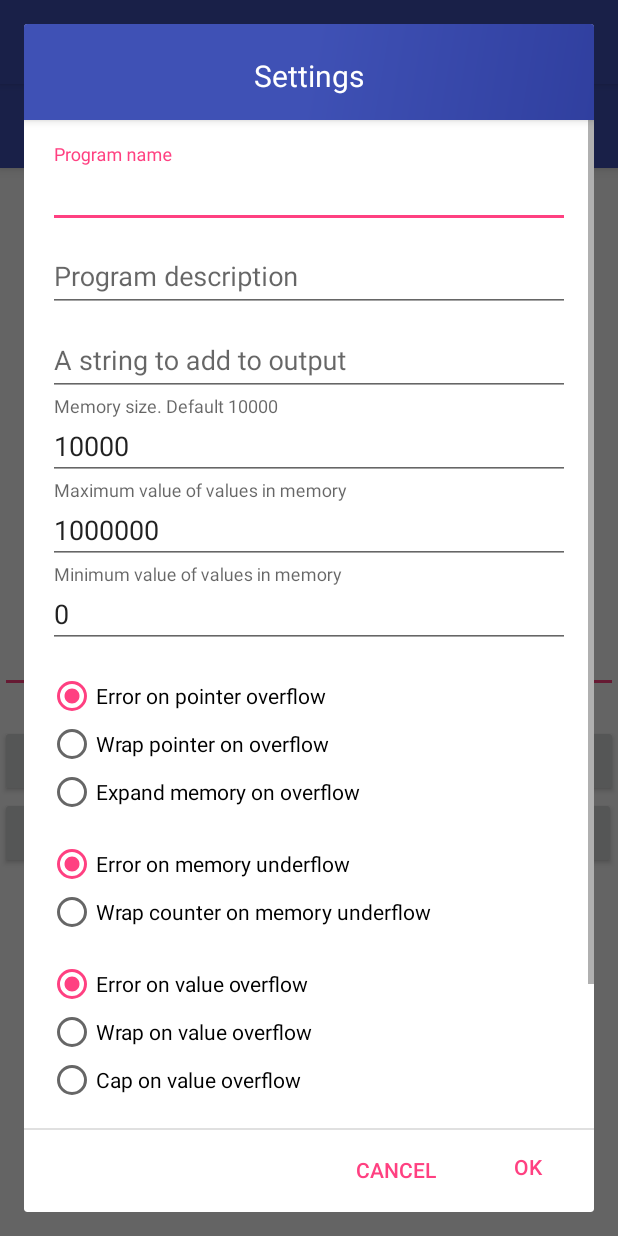
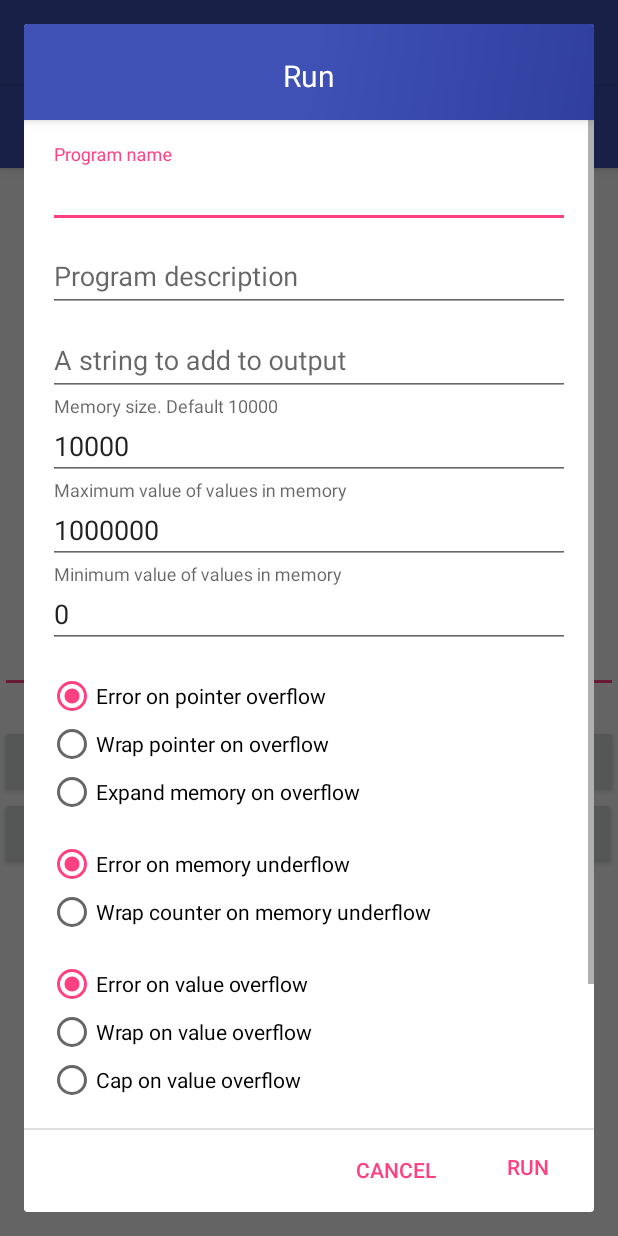
Before and after one commit to tpb1908/Brainfuck_App, an Android app: the Editor screen opened directly, with no data from a screen before it, after a tap on an icon or button, on a phone screen of 412 x 824 dp. Run offline under Robolectric (Android 15) with nearby library versions, the phone set to English and light mode, and no system bars; 2 other taps on this screen came first.

```diff
--- a/app/src/main/AndroidManifest.xml
+++ b/app/src/main/AndroidManifest.xml
@@ -9,7 +9,7 @@
         android:supportsRtl="true"
         android:theme="@style/AppTheme">
         <activity
-            android:name=".MainActivity"
+            android:name=".Main"
             android:label="@string/app_name"
             android:theme="@style/AppTheme.NoActionBar">
             <intent-filter>
--- a/app/src/main/java/com/tpb/brainfuck_app/Editor.java
+++ b/app/src/main/java/com/tpb/brainfuck_app/Editor.java
@@ -24,7 +24,9 @@ public class Editor extends AppCompatActivity implements SettingsDialog.Settings
     private ImageButton mKeyboardLock;
     private ImageButton mRun;
     private ImageButton mQuickRun;
+    private ImageButton mSaveButton;
     private Program program = new Program();
+    private Storage storage;
 
 
     @Override
@@ -32,11 +34,12 @@ public class Editor extends AppCompatActivity implements SettingsDialog.Settings
         super.onCreate(savedInstanceState);
         setContentView(R.layout.editor);
         setTitle("Editor");
+        storage = Storage.instance(this);
         mEditor = (EditText) findViewById(R.id.editor);
         mKeyboardLock = (ImageButton) findViewById(R.id.lock_keyboard_button);
         mRun = (ImageButton) findViewById(R.id.run_button);
         mQuickRun = (ImageButton) findViewById(R.id.quick_run_button);
-
+        mSaveButton = (ImageButton) findViewById(R.id.save_button);
 
         mEditor.setOnTouchListener(new View.OnTouchListener() {
             @Override
@@ -87,6 +90,19 @@ public class Editor extends AppCompatActivity implements SettingsDialog.Settings
             }
         });
 
+        mSaveButton.setOnClickListener(new View.OnClickListener() {
+            @Override
+            public void onClick(View view) {
+                program.prog = mEditor.getText().toString();
+                final DialogFragment dialog = new SettingsDialog();
+                final Bundle bundle = new Bundle();
+                bundle.putParcelable("prog", program);
+                bundle.putSerializable("launchType", SettingsDialog.SettingsLaunchType.SAVE);
+                dialog.setArguments(bundle);
+                dialog.show(getFragmentManager(), "");
+            }
+        });
+
     }
 
     @Override
@@ -101,8 +117,14 @@ public class Editor extends AppCompatActivity implements SettingsDialog.Settings
             final Intent i = new Intent(Editor.this, Runner.class);
             i.putExtra("prog", program);
             startActivity(i);
+        } else {
+            Log.i(TAG, "onPositiveClick: Saving program " + program);
+            if(program.id == 0) {
+                storage.add(program);
+            } else {
+                storage.update(program);
+            }
         }
-        Log.i(TAG, "onPositiveClick: "+ program.toString());
     }
 
     public void editButtonPress(View v) {
--- a/app/src/main/java/com/tpb/brainfuck_app/Program.java
+++ b/app/src/main/java/com/tpb/brainfuck_app/Program.java
@@ -7,7 +7,7 @@ import android.os.Parcelable;
  * Created by theo on 23/08/16.
  */
 public class Program implements Parcelable {
-    int id;
+    long id;
     String name;
     String desc;
     String prog;
@@ -47,7 +47,7 @@ public class Program implements Parcelable {
 
     @Override
     public void writeToParcel(Parcel dest, int flags) {
-        dest.writeInt(id);
+        dest.writeLong(id);
         dest.writeString(name);
         dest.writeString(desc);
         dest.writeString(prog);
--- a/app/src/main/java/com/tpb/brainfuck_app/SettingsDialog.java
+++ b/app/src/main/java/com/tpb/brainfuck_app/SettingsDialog.java
@@ -11,8 +11,10 @@ import android.support.design.widget.TextInputLayout;
 import android.util.Log;
 import android.view.LayoutInflater;
 import android.view.View;
+import android.widget.Button;
 import android.widget.RadioButton;
 import android.widget.RadioGroup;
+import android.widget.TextView;
 
 /**
  * Created by theo on 23/08/16.
@@ -43,6 +45,7 @@ public class SettingsDialog extends DialogFragment {
         final AlertDialog.Builder builder = new AlertDialog.Builder(getActivity());
         final LayoutInflater inflater = getActivity().getLayoutInflater();
         final View view = inflater.inflate(R.layout.dialog_settings, null);
+        final TextView mTitle = (TextView) view.findViewById(R.id.settings_title);
         final TextInputLayout mNameWrapper = (TextInputLayout) view.findViewById(R.id.name_wrapper);
         final TextInputEditText mNameInput = (TextInputEditText) view.findViewById(R.id.name_input);
         final TextInputEditText mDescInput = (TextInputEditText) view.findViewById(R.id.desc_input);
@@ -56,6 +59,42 @@ public class SettingsDialog extends DialogFragment {
         final RadioGroup mPointerUnderflowGroup = (RadioGroup) view.findViewById(R.id.pointer_underflow_behaviour);
         final RadioGroup mValueOverflowGroup = (RadioGroup) view.findViewById(R.id.value_overflow_behaviour);
         final RadioGroup mValueUnderflowGroup = (RadioGroup) view.findViewById(R.id.value_underflow_behaviour);
+        final Button mOkButton = (Button) view.findViewById(R.id.button_ok);
+        final Button mCancelBUtton = (Button) view.findViewById(R.id.button_cancel);
+
+        mLaunchType = (SettingsLaunchType) getArguments().getSerializable("launchType");
+        if(mLaunchType == SettingsLaunchType.RUN) {
+            mTitle.setText("Run");
+            mOkButton.setText("Run");
+        } else {
+            mTitle.setText("Save");
+            mOkButton.setText("Save");
+        }
+
+        mProgram = getArguments().getParcelable("prog");
+        if(mProgram != null) {
+            Log.i(TAG, "onCreateDialog: Program is not null");
+            if(mProgram.name != null && !mProgram.name.isEmpty()) {
+                mNameInput.setText(mProgram.name);
+            }
+            if(mProgram.desc != null && !mProgram.desc.isEmpty()) {
+                mDescInput.setText(mProgram.desc);
+            }
+            if(!mProgram.outputSuffix.isEmpty()) {
+                mSuffixInput.setText(mProgram.outputSuffix);
+            }
+            mSizeInput.setText(Integer.toString(mProgram.memSize));
+            mMaxInput.setText(Integer.toString(mProgram.maxValue));
+            mMinInput.setText(Integer.toString(mProgram.minValue));
+            ((RadioButton) mPointerOverflowGroup.getChildAt(mProgram.valueOverflowBehaviour)).setChecked(true);
+            ((RadioButton) mPointerUnderflowGroup.getChildAt(mProgram.valueUnderflowBehaviour)).setChecked(true);
+            ((RadioButton) mValueOverflowGroup.getChildAt(mProgram.pointerOverflowBehaviour)).setChecked(true);
+            ((RadioButton) mValueUnderflowGroup.getChildAt(mProgram.pointerUnderflowBehaviour)).setChecked(true);
+        } else {
+            mProgram = new Program();
+        }
+
+        builder.setView(view);
 
         mPointerOverflowGroup.setOnCheckedChangeListener(new RadioGroup.OnCheckedChangeListener() {
             @Override
@@ -120,33 +159,7 @@ public class SettingsDialog extends DialogFragment {
             }
         });
 
-        mProgram = getArguments().getParcelable("prog");
-        mLaunchType = (SettingsLaunchType) getArguments().getSerializable("launchType");
-        if(mProgram != null) {
-            Log.i(TAG, "onCreateDialog: Program is not null");
-            if(mProgram.name != null && !mProgram.name.isEmpty()) {
-                mNameInput.setText(mProgram.name);
-            }
-            if(mProgram.desc != null && !mProgram.desc.isEmpty()) {
-                mDescInput.setText(mProgram.desc);
-            }
-            if(!mProgram.outputSuffix.isEmpty()) {
-                mSuffixInput.setText(mProgram.outputSuffix);
-            }
-            mSizeInput.setText(Integer.toString(mProgram.memSize));
-            mMaxInput.setText(Integer.toString(mProgram.maxValue));
-            mMinInput.setText(Integer.toString(mProgram.minValue));
-            ((RadioButton) mPointerOverflowGroup.getChildAt(mProgram.valueOverflowBehaviour)).setChecked(true);
-            ((RadioButton) mPointerUnderflowGroup.getChildAt(mProgram.valueUnderflowBehaviour)).setChecked(true);
-            ((RadioButton) mValueOverflowGroup.getChildAt(mProgram.pointerOverflowBehaviour)).setChecked(true);
-            ((RadioButton) mValueUnderflowGroup.getChildAt(mProgram.pointerUnderflowBehaviour)).setChecked(true);
-        } else {
-            mProgram = new Program();
-        }
-
-        builder.setView(view);
-
-        view.findViewById(R.id.button_ok).setOnClickListener(new View.OnClickListener() {
+        mOkButton.setOnClickListener(new View.OnClickListener() {
             @Override
             public void onClick(View view) {
                 boolean error = false;
@@ -202,7 +215,7 @@ public class SettingsDialog extends DialogFragment {
                 }
             }
         });
-        view.findViewById(R.id.button_cancel).setOnClickListener(new View.OnClickListener() {
+        mCancelBUtton.setOnClickListener(new View.OnClickListener() {
             @Override
             public void onClick(View view) {
                 mListener.onNegativeClick(SettingsDialog.this, mLaunchType);
--- a/app/src/main/res/layout/activity_main.xml
+++ b/app/src/main/res/layout/activity_main.xml
@@ -23,4 +23,5 @@
         app:headerLayout="@layout/nav_header_main"
         app:menu="@menu/activity_main_drawer"/>
 
+
 </android.support.v4.widget.DrawerLayout>
--- a/app/src/main/res/layout/app_bar_main.xml
+++ b/app/src/main/res/layout/app_bar_main.xml
@@ -3,10 +3,11 @@
     xmlns:android="http://schemas.android.com/apk/res/android"
     xmlns:app="http://schemas.android.com/apk/res-auto"
     xmlns:tools="http://schemas.android.com/tools"
+    android:id="@+id/coordinator"
     android:layout_width="match_parent"
     android:layout_height="match_parent"
     android:fitsSystemWindows="true"
-    tools:context="com.tpb.brainfuck_app.MainActivity">
+    tools:context=".Main">
 
     <android.support.design.widget.AppBarLayout
         android:layout_width="match_parent"
--- a/app/src/main/res/layout/content_main.xml
+++ b/app/src/main/res/layout/content_main.xml
@@ -5,12 +5,8 @@
     xmlns:tools="http://schemas.android.com/tools"
     android:layout_width="match_parent"
     android:layout_height="match_parent"
-    android:paddingBottom="@dimen/activity_vertical_margin"
-    android:paddingLeft="@dimen/activity_horizontal_margin"
-    android:paddingRight="@dimen/activity_horizontal_margin"
-    android:paddingTop="@dimen/activity_vertical_margin"
     app:layout_behavior="@string/appbar_scrolling_view_behavior"
-    tools:context="com.tpb.brainfuck_app.MainActivity"
+    tools:context=".Main"
     tools:showIn="@layout/app_bar_main">
 
     <android.support.v7.widget.RecyclerView
--- a/app/src/main/res/layout/dialog_settings.xml
+++ b/app/src/main/res/layout/dialog_settings.xml
@@ -22,6 +22,7 @@
         <TextView
             android:layout_width="match_parent"
             android:layout_height="wrap_content"
+            android:id="@+id/settings_title"
             android:text="Settings"
             android:textAlignment="center"
             android:textSize="20sp"
--- a/app/src/main/res/layout/program_card.xml
+++ b/app/src/main/res/layout/program_card.xml
@@ -6,6 +6,7 @@
     android:layout_height="wrap_content"
     card_view:cardCornerRadius="2dp"
     card_view:cardElevation="4dp"
+    android:layout_margin="16dp"
     android:padding="8dp">
     <RelativeLayout
         android:layout_width="match_parent"
```
Also changed, not shown: app/src/main/java/com/tpb/brainfuck_app/Main.java (added, +228 -0 lines), app/src/main/java/com/tpb/brainfuck_app/MainActivity.java (deleted, +0 -100 lines), app/src/main/java/com/tpb/brainfuck_app/Storage.java (+40 -4 lines).
